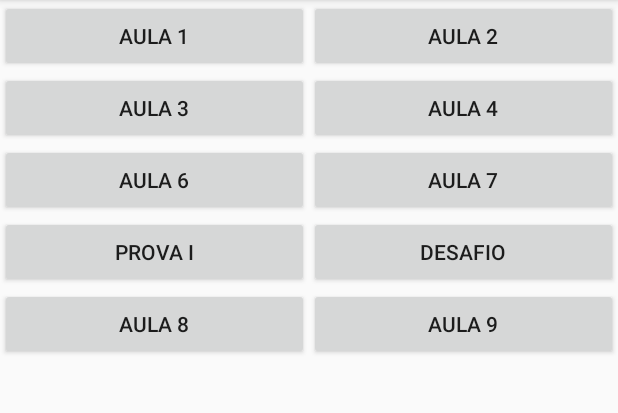
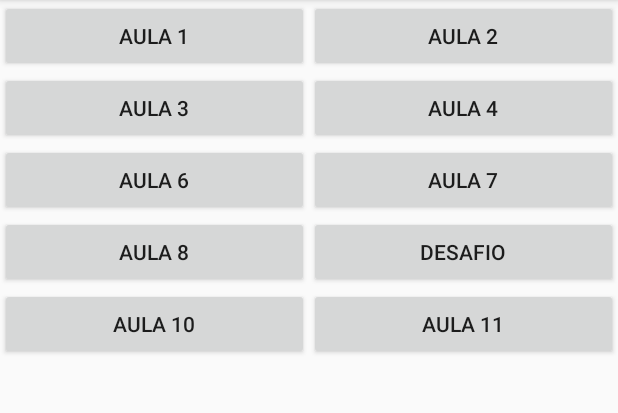
Before and after one commit to fhorn-fhorn/UNISC_PDM, an Android app: the screen it shows after launch (MainActivity), on a phone screen of 412 x 824 dp, the part 84-497 px from its top. Run offline under Robolectric (Android 15) with nearby library versions, the phone set to English and light mode, and no system bars.

Commit message:
Versão Final; Apresentação (26/11/2019);

```diff
--- a/app/src/main/java/com/m35725/unisc_pdm/Aula8CEPActivity.java
+++ b/app/src/main/java/com/m35725/unisc_pdm/Aula8CEPActivity.java
@@ -168,7 +168,7 @@ class HttpAsyncTask_Weather extends AsyncTask<String, Integer, String>{
     @Override
     protected String doInBackground(String... params){
         try {
-            URL url= new URL("http://ghelfer.net/la/weather.json");
+            URL url= new URL("https://ghelfer.net/la/weather.json");
             HttpURLConnection urlConnection= (HttpURLConnection) url.openConnection();
             urlConnection.setRequestMethod("GET");
             int status= urlConnection.getResponseCode();
--- a/app/src/main/res/layout/activity_main.xml
+++ b/app/src/main/res/layout/activity_main.xml
@@ -84,7 +84,7 @@
         <Button
             android:layout_width="wrap_content"
             android:layout_height="wrap_content"
-            android:text="Prova I"
+            android:text="Aula 8"
             android:id="@+id/btnRevisaoProvaI"
             android:onClick="btnAulaRevisaoProvaI"
             android:layout_weight="1"
@@ -107,7 +107,7 @@
         <Button
             android:layout_width="wrap_content"
             android:layout_height="wrap_content"
-            android:text="Aula 8"
+            android:text="Aula 10"
             android:id="@+id/btnAula8"
             android:onClick="btnAula8Click"
             android:layout_weight="1"
@@ -115,7 +115,7 @@
         <Button
             android:layout_width="wrap_content"
             android:layout_height="wrap_content"
-            android:text="Aula 9"
+            android:text="Aula 11"
             android:id="@+id/btnAula9"
             android:onClick="btnAula9Click"
             android:layout_weight="1"
--- a/build.gradle
+++ b/build.gradle
@@ -7,7 +7,7 @@ buildscript {
 
     }
     dependencies {
-        classpath 'com.android.tools.build:gradle:3.5.1'
+        classpath 'com.android.tools.build:gradle:3.5.2'
 
         // NOTE: Do not place your application dependencies here; they belong
         // in the individual module build.gradle files
```
Also changed, not shown: app/src/main/java/com/m35725/unisc_pdm/MainActivity.java (+7 -0 lines), app/src/main/res/layout/activity_aula6_main.xml (+6 -16 lines).
